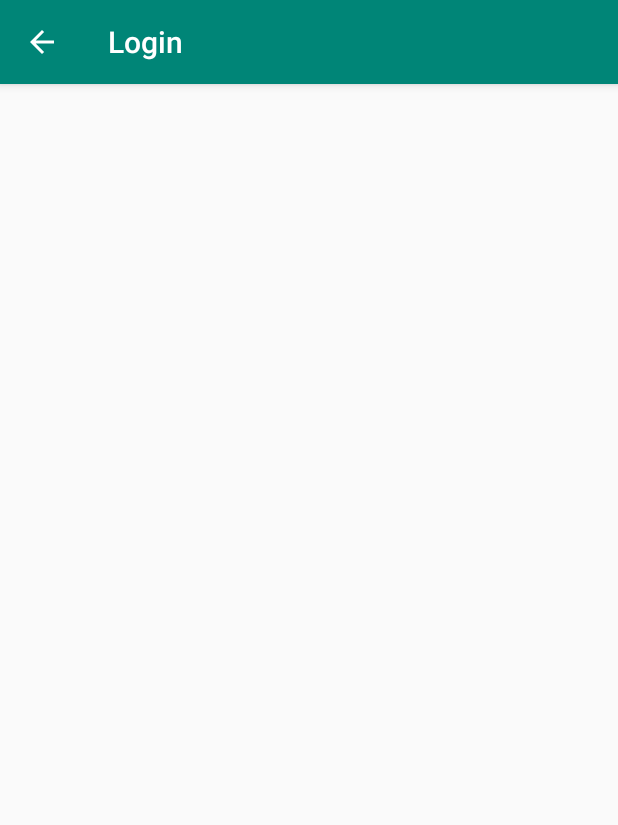
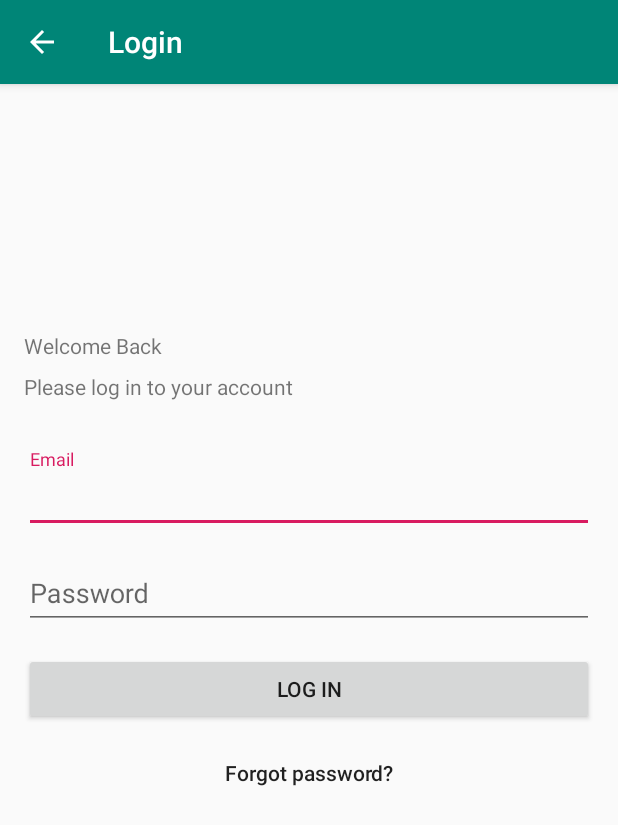
Before and after one commit to ragunathjawahar/bench-press, an Android app: the LoginActivity screen opened directly, with no data from a screen before it, on a phone screen of 412 x 824 dp. Shown: the top 825 px of the screen. Run offline under Robolectric (Android 15) with nearby library versions, the phone set to English and light mode, and no system bars.

Commit message:
Login, add XML layout.

```diff
--- a/app/build.gradle
+++ b/app/build.gradle
@@ -47,6 +47,7 @@ dependencies {
   // Support libraries
   implementation "com.android.support:appcompat-v7:28.0.0"
   implementation "com.android.support.constraint:constraint-layout:1.1.3"
+  implementation 'com.android.support:design:28.0.0'
   implementation 'com.android.support:recyclerview-v7:28.0.0'
 
   // Timber
--- a/app/src/main/res/layout/login_activity.xml
+++ b/app/src/main/res/layout/login_activity.xml
@@ -1,6 +1,103 @@
 <?xml version="1.0" encoding="utf-8"?>
 <android.support.constraint.ConstraintLayout xmlns:android="http://schemas.android.com/apk/res/android"
-  android:layout_width="match_parent"
-  android:layout_height="match_parent">
+    xmlns:app="http://schemas.android.com/apk/res-auto"
+    android:layout_width="match_parent"
+    android:layout_height="match_parent">
 
+  <android.support.constraint.Guideline
+      android:id="@+id/guideline"
+      android:layout_width="wrap_content"
+      android:layout_height="0dp"
+      android:orientation="horizontal"
+      app:layout_constraintBottom_toBottomOf="parent"
+      app:layout_constraintGuide_percent="0.4"
+      app:layout_constraintTop_toTopOf="parent" />
+
+  <android.support.design.widget.TextInputLayout
+      android:id="@+id/emailTextInputLayout"
+      android:layout_width="0dp"
+      android:layout_height="wrap_content"
+      android:layout_marginBottom="8dp"
+      app:layout_constraintBottom_toTopOf="@+id/guideline"
+      app:layout_constraintEnd_toStartOf="@+id/endGuideline"
+      app:layout_constraintStart_toStartOf="@+id/startGuideline">
+
+    <android.support.design.widget.TextInputEditText
+        android:id="@+id/emailEditText"
+        android:layout_width="match_parent"
+        android:layout_height="wrap_content"
+        android:hint="@string/email"
+        android:inputType="textEmailAddress"
+        android:maxLines="1" />
+  </android.support.design.widget.TextInputLayout>
+
+  <android.support.constraint.Guideline
+      android:id="@+id/startGuideline"
+      android:layout_width="wrap_content"
+      android:layout_height="wrap_content"
+      android:orientation="vertical"
+      app:layout_constraintGuide_begin="16dp" />
+
+  <android.support.constraint.Guideline
+      android:id="@+id/endGuideline"
+      android:layout_width="wrap_content"
+      android:layout_height="wrap_content"
+      android:orientation="vertical"
+      app:layout_constraintGuide_end="16dp" />
+
+  <android.support.design.widget.TextInputLayout
+      android:id="@+id/passwordTextInputLayout"
+      android:layout_width="0dp"
+      android:layout_height="wrap_content"
+      app:layout_constraintEnd_toStartOf="@+id/endGuideline"
+      app:layout_constraintStart_toStartOf="@+id/startGuideline"
+      app:layout_constraintTop_toTopOf="@+id/guideline">
+
+    <android.support.design.widget.TextInputEditText
+        android:id="@+id/passwordEditText"
+        android:layout_width="match_parent"
+        android:layout_height="wrap_content"
+        android:hint="@string/password"
+        android:inputType="textPassword" />
+  </android.support.design.widget.TextInputLayout>
+
+  <TextView
+      android:id="@+id/subheaderTextView"
+      android:layout_width="wrap_content"
+      android:layout_height="wrap_content"
+      android:layout_marginBottom="32dp"
+      android:text="@string/login_subheader"
+      app:layout_constraintBottom_toTopOf="@+id/emailTextInputLayout"
+      app:layout_constraintStart_toStartOf="@+id/startGuideline" />
+
+  <TextView
+      android:id="@+id/headerTextView"
+      android:layout_width="wrap_content"
+      android:layout_height="wrap_content"
+      android:layout_marginBottom="8dp"
+      android:text="@string/login_header"
+      app:layout_constraintBottom_toTopOf="@+id/subheaderTextView"
+      app:layout_constraintStart_toStartOf="@+id/startGuideline" />
+
+  <Button
+      android:id="@+id/button"
+      android:layout_width="0dp"
+      android:layout_height="wrap_content"
+      android:layout_marginTop="16dp"
+      android:text="@string/log_in"
+      app:layout_constraintEnd_toStartOf="@+id/endGuideline"
+      app:layout_constraintStart_toStartOf="@+id/startGuideline"
+      app:layout_constraintTop_toBottomOf="@+id/passwordTextInputLayout" />
+
+  <Button
+      android:id="@+id/forgotPasswordButton"
+      style="?android:attr/borderlessButtonStyle"
+      android:layout_width="wrap_content"
+      android:layout_height="wrap_content"
+      android:layout_marginTop="8dp"
+      android:text="@string/forgot_password"
+      android:textAllCaps="false"
+      app:layout_constraintEnd_toStartOf="@+id/endGuideline"
+      app:layout_constraintStart_toStartOf="@+id/startGuideline"
+      app:layout_constraintTop_toBottomOf="@+id/button" />
 </android.support.constraint.ConstraintLayout>
--- a/app/src/main/res/values/strings.xml
+++ b/app/src/main/res/values/strings.xml
@@ -11,7 +11,15 @@
   <string name="increment">Increment</string>
   <string name="decrement">Decrement</string>
 
+  <!-- Login -->
+  <string name="login_title">Login</string>
+  <string name="login_header">Welcome Back</string>
+  <string name="login_subheader">Please log in to your account</string>
+  <string name="email">Email</string>
+  <string name="password">Password</string>
+  <string name="log_in">Log in</string>
+  <string name="forgot_password">Forgot password?</string>
+
   <string name="image_picker_title">Image Picker</string>
-  <string name="login_title">Login</string>
   <string name="quiz_title">Quiz</string>
 </resources>
```
